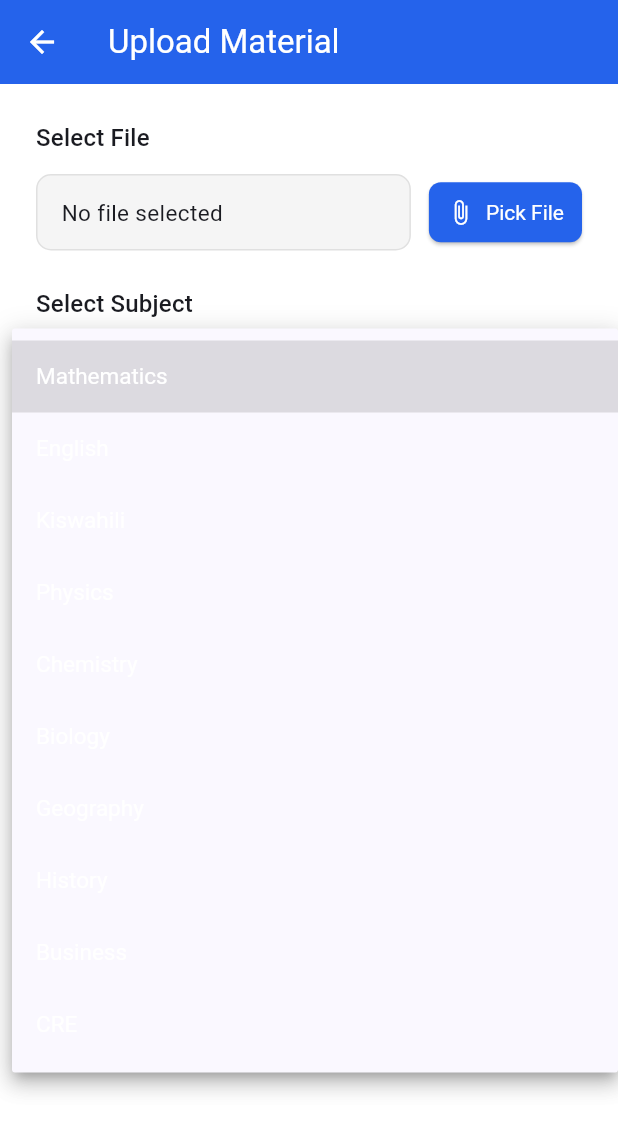
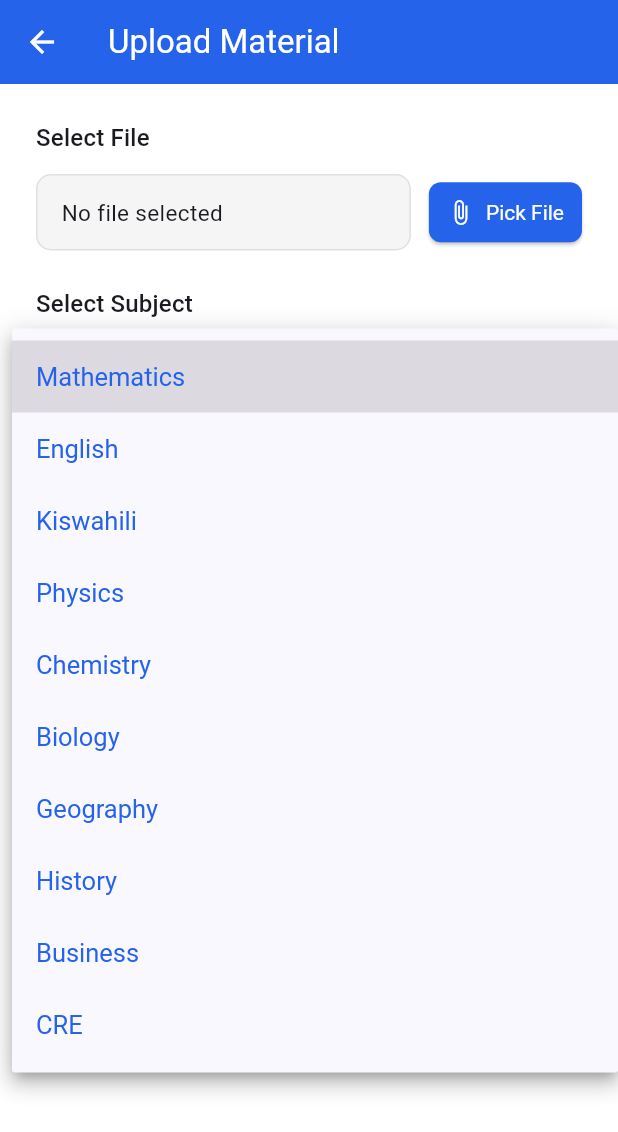
Before and after one commit to Faqih001/learning_material_downloader-app, a Flutter app: the UploadScreen screen opened by its route, after a tap on the "arrow drop down" icon, on a phone screen of 412 x 824 dp. Shown: the top 1132 px of the screen. Run offline on Flutter 3.47's test engine with Material 3 defaults, Android fonts, the phone set to English and light mode, and no system bars; our stand-ins replace carousel_slider, file_picker, flutter_dotenv, flutter_markdown, google_generative_ai, google_maps_flutter and 3 more; accounts and stored records are empty.

```diff
--- a/lib/main.dart
+++ b/lib/main.dart
@@ -10,9 +10,8 @@ import 'screens/upload_screen.dart';
 // import 'screens/chatbot_screen.dart';
 import 'screens/chat_page.dart';
 import 'screens/map_screen.dart';
-
-import 'package:uni_links/uni_links.dart';
-import 'dart:async';
+import 'screens/profile_screen.dart';
+import 'screens/splash_screen.dart';
 
 void main() async {
   WidgetsFlutterBinding.ensureInitialized();
@@ -24,37 +23,8 @@ void main() async {
   runApp(const LearningDownloaderApp());
 }
 
-class LearningDownloaderApp extends StatefulWidget {
+class LearningDownloaderApp extends StatelessWidget {
   const LearningDownloaderApp({super.key});
-
-  @override
-  State<LearningDownloaderApp> createState() => _LearningDownloaderAppState();
-}
-
-class _LearningDownloaderAppState extends State<LearningDownloaderApp> {
-  StreamSubscription? _sub;
-
-  @override
-  void initState() {
-    super.initState();
-    _sub = uriLinkStream.listen((Uri? uri) async {
-      if (uri != null &&
-          uri.scheme == 'learningmaterialdownloader' &&
-          uri.host == 'login-callback') {
-        // Complete Supabase sign-in from deep link
-        await Supabase.instance.client.auth.getSessionFromUrl(uri.toString());
-        if (mounted) {
-          Navigator.pushNamedAndRemoveUntil(context, '/home', (route) => false);
-        }
-      }
-    });
-  }
-
-  @override
-  void dispose() {
-    _sub?.cancel();
-    super.dispose();
-  }
 
   @override
   Widget build(BuildContext context) {
--- a/lib/screens/upload_screen.dart
+++ b/lib/screens/upload_screen.dart
@@ -327,17 +327,18 @@ class _UploadScreenState extends State<UploadScreen> {
                             SizedBox(height: isWide ? 18 : 12),
                             DropdownButtonFormField<String>(
                               value: _subject,
-                              items:
-                                  _subjects
+                              items: _subjects
                                   .map(
                                     (s) => DropdownMenuItem(
                                       value: s,
-                                          child: Text(s),
+                                      child: Text(
+                                        s,
+                                        style: const TextStyle(color: Color(0xFF2563EB)),
+                                      ),
                                     ),
                                   )
                                   .toList(),
-                              onChanged:
-                                  _uploading
+                              onChanged: _uploading
                                   ? null
                                   : (v) => setState(() => _subject = v),
                               decoration: InputDecoration(
@@ -351,7 +352,10 @@ class _UploadScreenState extends State<UploadScreen> {
                                   vertical: isWide ? 14 : 8,
                                 ),
                               ),
-                              style: TextStyle(fontSize: isWide ? 17 : 15),
+                              style: const TextStyle(
+                                fontSize: 17,
+                                color: Color(0xFF2563EB),
+                              ),
                             ),
                             SizedBox(height: isWide ? 40 : 32),
                             SizedBox(
--- a/lib/services/auth_service.dart
+++ b/lib/services/auth_service.dart
@@ -3,14 +3,13 @@ import 'package:supabase_flutter/supabase_flutter.dart';
 class AuthService {
   final SupabaseClient _client = Supabase.instance.client;
 
-  // Register user with Supabase Auth and custom redirect
+  // Register user with Supabase Auth
   Future<String?> register(String name, String email, String password) async {
     try {
       final response = await _client.auth.signUp(
         email: email,
         password: password,
         data: {'name': name},
-        emailRedirectTo: 'learningmaterialdownloader://login-callback',
       );
       if (response.user == null) {
         return response.session == null ? 'Registration failed.' : null;
```
Also changed, not shown: 1 other file. Lines whose indentation alone changed are shown as unchanged.
